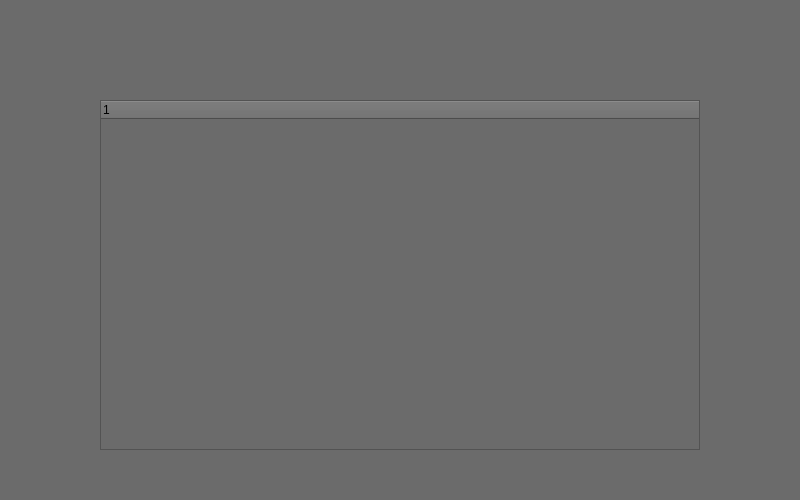
First picture: the form in windows/ipconfig.ui, repository canadianFisherman/systemAdminHelper, before the edit.
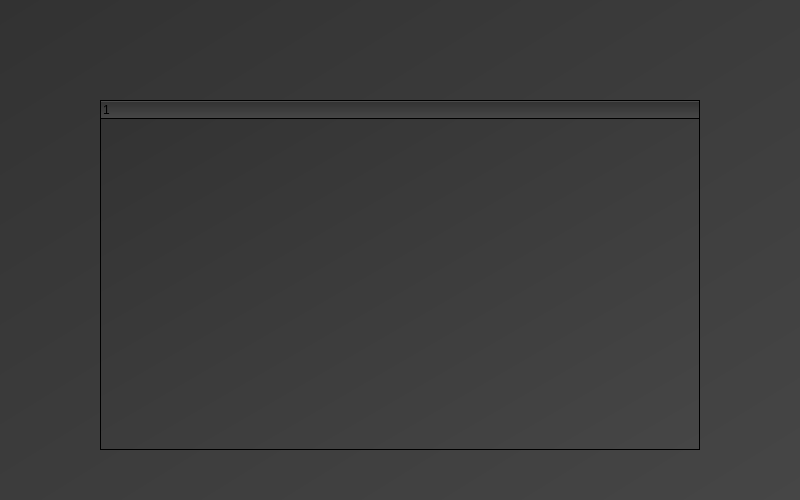
Second picture: the form after the edit.

Patch:
```diff
--- a/windows/ipconfig.ui
+++ b/windows/ipconfig.ui
@@ -26,7 +26,9 @@
    <string>Детали соединения</string>
   </property>
   <property name="styleSheet">
-   <string notr="true">background-color: rgb(107, 107, 107);</string>
+   <string notr="true">
+background-color: qlineargradient(spread:pad, x1:0, y1:0, x2:1, y2:1, stop:0 rgba(50, 50, 50, 255), stop:1 rgba(70, 70, 70, 255));
+</string>
   </property>
   <widget class="QTreeWidget" name="treeWidget">
    <property name="geometry">
```
